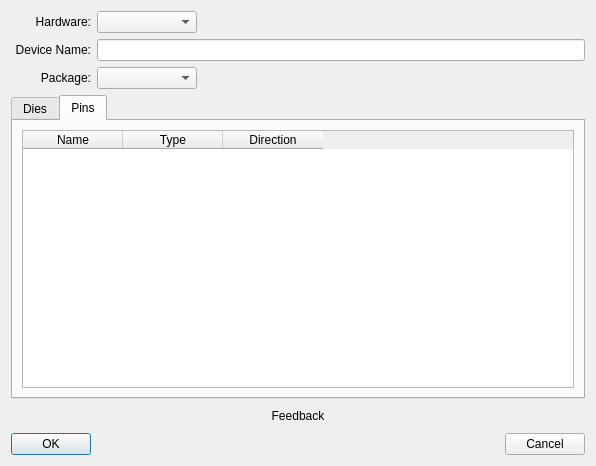
goanpeca/ATE.org, file src/ATE/org/actions_on/device/NewDeviceWizard.ui: the form before one commit.
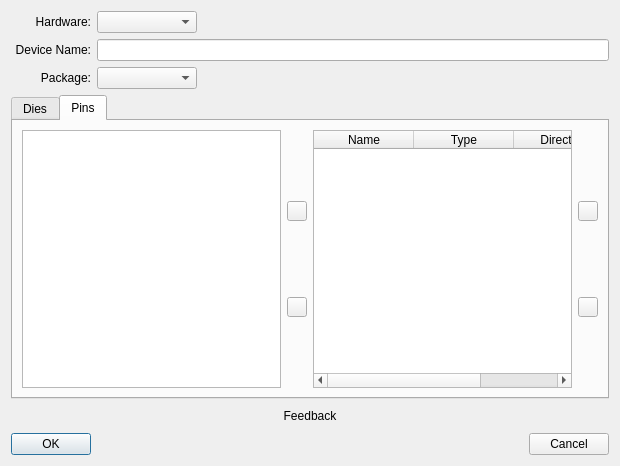
The form after the commit. The open tabs and pages were chosen to show the change.

```diff
--- a/src/ATE/org/actions_on/device/NewDeviceWizard.ui
+++ b/src/ATE/org/actions_on/device/NewDeviceWizard.ui
@@ -6,7 +6,7 @@
    <rect>
     <x>0</x>
     <y>0</y>
-    <width>596</width>
+    <width>620</width>
     <height>466</height>
    </rect>
   </property>
@@ -410,23 +410,192 @@
         </attribute>
         <layout class="QGridLayout" name="gridLayout_2">
          <item row="0" column="0">
-          <widget class="QTableWidget" name="pinsTable">
-           <column>
-            <property name="text">
-             <string>Name</string>
-            </property>
-           </column>
-           <column>
-            <property name="text">
-             <string>Type</string>
-            </property>
-           </column>
-           <column>
-            <property name="text">
-             <string>Direction</string>
-            </property>
-           </column>
-          </widget>
+          <layout class="QHBoxLayout" name="horizontalLayout_2">
+           <item>
+            <widget class="QListWidget" name="listWidget"/>
+           </item>
+           <item>
+            <layout class="QVBoxLayout" name="pinAddRemoveLayout">
+             <item>
+              <spacer name="verticalSpacer_5">
+               <property name="orientation">
+                <enum>Qt::Vertical</enum>
+               </property>
+               <property name="sizeHint" stdset="0">
+                <size>
+                 <width>20</width>
+                 <height>40</height>
+                </size>
+               </property>
+              </spacer>
+             </item>
+             <item>
+              <widget class="QToolButton" name="addPin">
+               <property name="minimumSize">
+                <size>
+                 <width>20</width>
+                 <height>20</height>
+                </size>
+               </property>
+               <property name="maximumSize">
+                <size>
+                 <width>20</width>
+                 <height>20</height>
+                </size>
+               </property>
+               <property name="text">
+                <string/>
+               </property>
+              </widget>
+             </item>
+             <item>
+              <spacer name="verticalSpacer_2">
+               <property name="orientation">
+                <enum>Qt::Vertical</enum>
+               </property>
+               <property name="sizeHint" stdset="0">
+                <size>
+                 <width>20</width>
+                 <height>40</height>
+                </size>
+               </property>
+              </spacer>
+             </item>
+             <item>
+              <widget class="QToolButton" name="removePin">
+               <property name="minimumSize">
+                <size>
+                 <width>20</width>
+                 <height>20</height>
+                </size>
+               </property>
+               <property name="maximumSize">
+                <size>
+                 <width>20</width>
+                 <height>20</height>
+                </size>
+               </property>
+               <property name="text">
+                <string/>
+               </property>
+              </widget>
+             </item>
+             <item>
+              <spacer name="verticalSpacer_6">
+               <property name="orientation">
+                <enum>Qt::Vertical</enum>
+               </property>
+               <property name="sizeHint" stdset="0">
+                <size>
+                 <width>20</width>
+                 <height>40</height>
+                </size>
+               </property>
+              </spacer>
+             </item>
+            </layout>
+           </item>
+           <item>
+            <widget class="QTableWidget" name="pinsTable">
+             <column>
+              <property name="text">
+               <string>Name</string>
+              </property>
+             </column>
+             <column>
+              <property name="text">
+               <string>Type</string>
+              </property>
+             </column>
+             <column>
+              <property name="text">
+               <string>Direction</string>
+              </property>
+             </column>
+            </widget>
+           </item>
+           <item>
+            <layout class="QVBoxLayout" name="pinUpDownLayout">
+             <item>
+              <spacer name="verticalSpacer_3">
+               <property name="orientation">
+                <enum>Qt::Vertical</enum>
+               </property>
+               <property name="sizeHint" stdset="0">
+                <size>
+                 <width>20</width>
+                 <height>40</height>
+                </size>
+               </property>
+              </spacer>
+             </item>
+             <item>
+              <widget class="QToolButton" name="pinUp">
+               <property name="minimumSize">
+                <size>
+                 <width>20</width>
+                 <height>20</height>
+                </size>
+               </property>
+               <property name="maximumSize">
+                <size>
+                 <width>20</width>
+                 <height>20</height>
+                </size>
+               </property>
+               <property name="text">
+                <string/>
+               </property>
+              </widget>
+             </item>
+             <item>
+              <spacer name="verticalSpacer">
+               <property name="orientation">
+                <enum>Qt::Vertical</enum>
+               </property>
+               <property name="sizeHint" stdset="0">
+                <size>
+                 <width>20</width>
+                 <height>40</height>
+                </size>
+               </property>
+              </spacer>
+             </item>
+             <item>
+              <widget class="QToolButton" name="pinDown">
+               <property name="minimumSize">
+                <size>
+                 <width>20</width>
+                 <height>20</height>
+                </size>
+               </property>
+               <property name="maximumSize">
+                <size>
+                 <width>20</width>
+                 <height>20</height>
+                </size>
+               </property>
+               <property name="text">
+                <string/>
+               </property>
+              </widget>
+             </item>
+             <item>
+              <spacer name="verticalSpacer_4">
+               <property name="orientation">
+                <enum>Qt::Vertical</enum>
+               </property>
+               <property name="sizeHint" stdset="0">
+                <size>
+                 <width>20</width>
+                 <height>40</height>
+                </size>
+               </property>
+              </spacer>
+             </item>
+            </layout>
+           </item>
+          </layout>
          </item>
         </layout>
        </widget>
```
Left out of the diff: 2 changed lines with no effect on the pictures.
